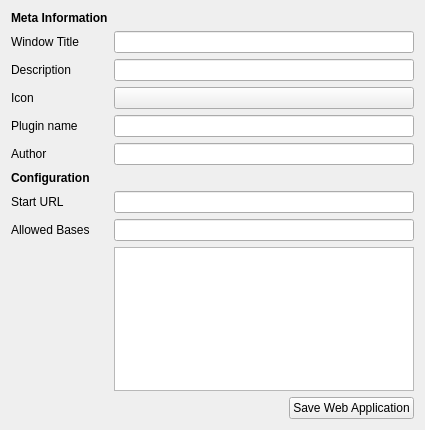
Qt form webappeditor/src/webapp.ui (KDE/silk) before a commit.
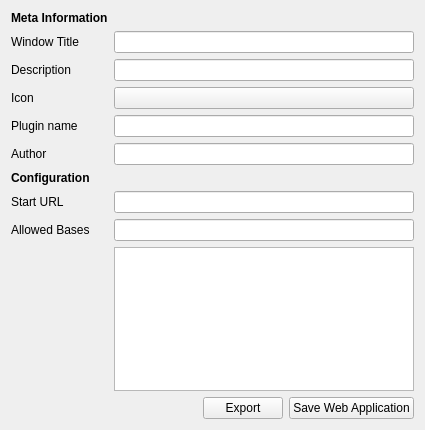
The same form after that commit. Custom widgets are drawn as their Qt base class.

Commit message: export button that will .. export some time

What changed in the file:
```diff
--- a/webappeditor/src/webapp.ui
+++ b/webappeditor/src/webapp.ui
@@ -6,7 +6,7 @@
    <rect>
     <x>0</x>
     <y>0</y>
-    <width>420</width>
+    <width>422</width>
     <height>430</height>
    </rect>
   </property>
@@ -127,6 +127,13 @@
        </property>
       </spacer>
      </item>
+     <item>
+      <widget class="KPushButton" name="exportButton">
+       <property name="text">
+        <string>Export</string>
+       </property>
+      </widget>
+     </item>
      <item>
       <widget class="KPushButton" name="saveButton">
        <property name="text">
```
The commit also changes 5 other files.
